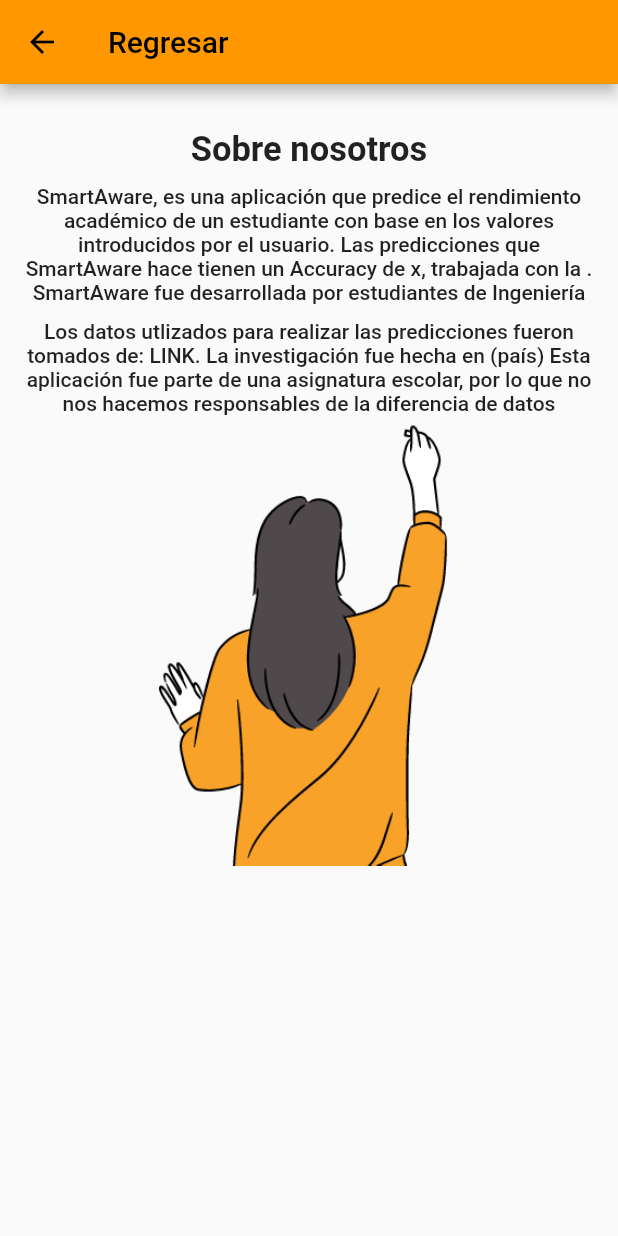
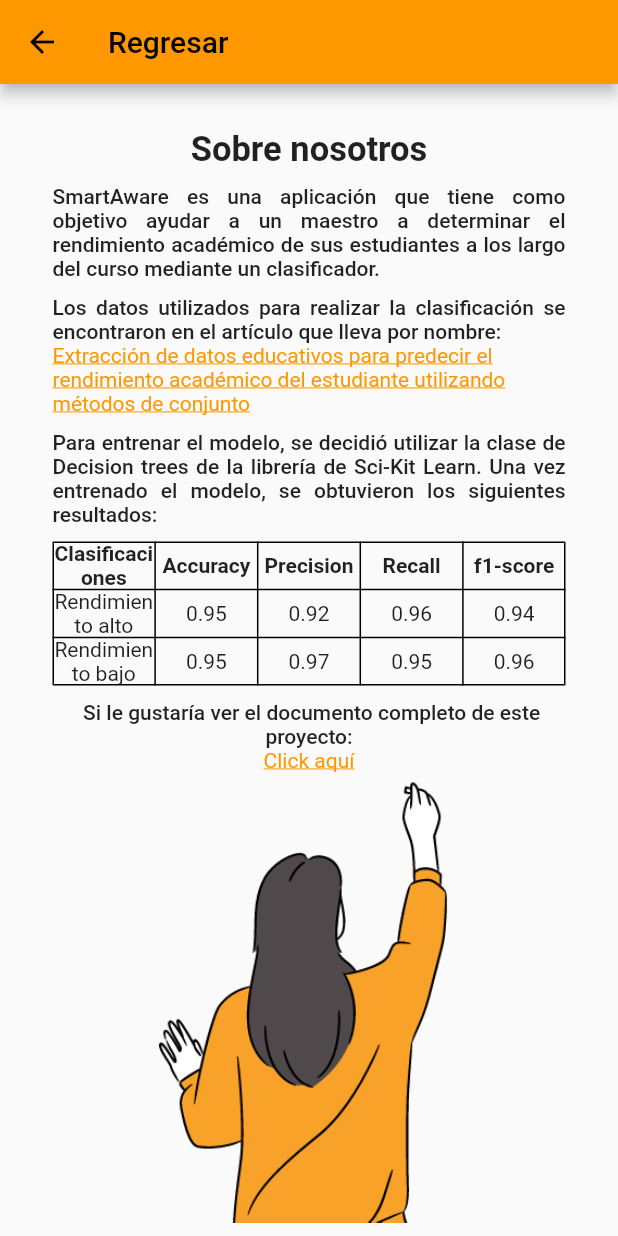
Before and after one commit to NoneOfYourBusinessBai/SmartAware, a Flutter app: the About screen opened by its route, on a phone screen of 412 x 824 dp. Run offline on Flutter 3.47's test engine with Material 2 defaults, Android fonts, the phone set to English and light mode, and no system bars; our stand-ins replace select_form_field.

Commit message:
build: "About Us con link y tabla"

```diff
--- a/smart_aware/lib/main.dart
+++ b/smart_aware/lib/main.dart
@@ -13,6 +13,7 @@
   @override
   Widget build(BuildContext context) {
     return MaterialApp(
+      debugShowCheckedModeBanner: false,
       title: 'SmartAware',
       theme: ThemeData(
         primarySwatch: Colors.orange,
--- a/smart_aware/lib/navigation/about.dart
+++ b/smart_aware/lib/navigation/about.dart
@@ -1,5 +1,5 @@
 import 'package:flutter/material.dart';
-import 'package:select_form_field/select_form_field.dart';
+import 'package:url_launcher/url_launcher.dart';
 
 class About extends StatelessWidget {
   @override
@@ -9,7 +9,7 @@
         title: const Text('Regresar'),
       ),
       body: SingleChildScrollView(
-        padding: const EdgeInsets.symmetric(vertical: 30, horizontal: 15),
+        padding: const EdgeInsets.symmetric(vertical: 30, horizontal: 35),
         child: Column(
             mainAxisAlignment: MainAxisAlignment.spaceBetween,
             children: [
@@ -17,15 +17,98 @@
                   style: TextStyle(fontWeight: FontWeight.bold, fontSize: 23)),
               SizedBox(height: 10),
               Text(
-                  'SmartAware, es una aplicación que predice el rendimiento académico de un estudiante con base en los valores introducidos por el usuario. Las predicciones que SmartAware hace tienen un Accuracy de x, trabajada con la . SmartAware fue desarrollada por estudiantes de Ingeniería',
+                  'SmartAware es una aplicación que tiene como objetivo ayudar a un maestro a determinar el rendimiento académico de sus estudiantes a los largo del curso mediante un clasificador.',
+                  style: Theme.of(context).textTheme.bodyText1,
+                  textAlign: TextAlign.justify),
+              SizedBox(height: 10),
+              Text(
+                  'Los datos utilizados para realizar la clasificación se encontraron en el artículo que lleva por nombre:  ',
+                  style: Theme.of(context).textTheme.bodyText1,
+                  textAlign: TextAlign.justify),
+              InkWell(
+                  child: const Text(
+                      'Extracción de datos educativos para predecir el rendimiento académico del estudiante utilizando métodos de conjunto',
+                      style: TextStyle(
+                          decoration: TextDecoration.underline,
+                          color: Colors.orange)),
+                  onTap: () => launch(
+                      'http://article.nadiapub.com/IJDTA/vol9_no8/13.pdf')),
+              SizedBox(height: 10),
+              Text(
+                  'Para entrenar el modelo, se decidió utilizar la clase de Decision trees de la librería de Sci-Kit Learn. Una vez entrenado el modelo, se obtuvieron los siguientes resultados:',
+                  style: Theme.of(context).textTheme.bodyText1,
+                  textAlign: TextAlign.justify),
+              SizedBox(height: 10),
+              Table(
+                border: TableBorder.all(),
+                defaultVerticalAlignment: TableCellVerticalAlignment.middle,
+                //textDirection: TextDirection.rtl,
+                // defaultVerticalAlignment: TableCellVerticalAlignment.bottom,
+                // border:TableBorder.all(width: 2.0,color: Colors.red),
+                children: const [
+                  TableRow(children: [
+                    Text(
+                      "Clasificaciones",
+                      style: TextStyle(fontWeight: FontWeight.bold),
+                      textAlign: TextAlign.center,
+                      textScaleFactor: 1.0,
+                    ),
+                    Text("Accuracy",
+                        style: TextStyle(fontWeight: FontWeight.bold),
+                        textAlign: TextAlign.center,
+                        textScaleFactor: 1.0),
+                    Text("Precision",
+                        style: TextStyle(fontWeight: FontWeight.bold),
+                        textAlign: TextAlign.center,
+                        textScaleFactor: 1.0),
+                    Text("Recall",
+                        style: TextStyle(fontWeight: FontWeight.bold),
+                        textAlign: TextAlign.center,
+                        textScaleFactor: 1.0),
+                    Text("f1-score",
+                        style: TextStyle(fontWeight: FontWeight.bold),
+                        textAlign: TextAlign.center,
+                        textScaleFactor: 1.0),
+                  ]),
+                  TableRow(children: [
+                    Text("Rendimiento alto",
+                        textAlign: TextAlign.center, textScaleFactor: 1.0),
+                    Text("0.95",
+                        textAlign: TextAlign.center, textScaleFactor: 1.0),
+                    Text("0.92",
+                        textAlign: TextAlign.center, textScaleFactor: 1.0),
+                    Text("0.96",
+                        textAlign: TextAlign.center, textScaleFactor: 1.0),
+                    Text("0.94",
+                        textAlign: TextAlign.center, textScaleFactor: 1.0),
+                  ]),
+                  TableRow(children: [
+                    Text("Rendimiento bajo",
+                        textAlign: TextAlign.center, textScaleFactor: 1.0),
+                    Text("0.95",
+                        textAlign: TextAlign.center, textScaleFactor: 1.0),
+                    Text("0.97",
+                        textAlign: TextAlign.center, textScaleFactor: 1.0),
+                    Text("0.95",
+                        textAlign: TextAlign.center, textScaleFactor: 1.0),
+                    Text("0.96",
+                        textAlign: TextAlign.center, textScaleFactor: 1.0),
+                  ]),
+                ],
+              ),
+              SizedBox(height: 10),
+              Text(
+                  ' Si le gustaría ver el documento completo de este proyecto: ',
                   style: Theme.of(context).textTheme.bodyText1,
                   textAlign: TextAlign.center),
-              SizedBox(height: 10),
-              Text(
-                  'Los datos utlizados para realizar las predicciones fueron tomados de: LINK. La investigación fue hecha en (país) Esta aplicación fue parte de una asignatura escolar, por lo que no nos hacemos responsables de la diferencia de datos',
-                  style: Theme.of(context).textTheme.bodyText1,
-                  textAlign: TextAlign.center),
-              Image.asset('assets/student2.png', height: 300)
+              InkWell(
+                  child: const Text('Click aquí',
+                      style: TextStyle(
+                          decoration: TextDecoration.underline,
+                          color: Colors.orange)),
+                  onTap: () => launch(
+                      'https://docs.google.com/document/d/1NN-Nmb1F4GlOSDTqPOhjASbp3BwErJivTOiNbp2g0fk/edit?usp=sharing')),
+              Image.asset('assets/student2.png', height: 300),
             ]),
       ),
     );
--- a/smart_aware/lib/navigation/analysis.dart
+++ b/smart_aware/lib/navigation/analysis.dart
@@ -144,7 +144,7 @@
 
   Future<String>? _futurePrediction;
 
-  final Prediction p = Prediction(
+  /*final Prediction p = Prediction(
       gender: 1,
       gradeID: 4,
       semester: 1,
@@ -154,9 +154,8 @@
       discussion: 30,
       parentParticipating: 0,
       absenceDays: 1,
-      predict: "0");
+      predict: "0");*/
 
-/*
   final Prediction p = Prediction(
       gender: 2,
       gradeID: 8,
@@ -168,7 +167,7 @@
       parentParticipating: 0,
       absenceDays: 1,
       predict: "1");
-*/
+
   @override
   Widget build(BuildContext context) {
     return Scaffold(
@@ -277,14 +276,14 @@
           controller: visitedResourcesController,
           keyboardType: TextInputType.phone,
           decoration: const InputDecoration(
-            prefixIcon: Icon(Icons.add_a_photo),
+            prefixIcon: Icon(Icons.book),
             /*border: OutlineInputBorder(),*/
             labelText: 'No. de recursos visitados',
           ),
         ),
         const SizedBox(height: 15),
         Text(
-          'Número de anuncios vistos por el alumno',
+          'Notificaciones del maestro vistos por el alumno',
           style: Theme.of(context).textTheme.caption,
         ),
         TextField(
@@ -293,7 +292,7 @@
           decoration: const InputDecoration(
             prefixIcon: Icon(Icons.add_alert),
             /*border: OutlineInputBorder(),*/
-            labelText: 'No. de anuncios vistos',
+            labelText: 'No. de notificaciones vistos',
           ),
         ),
         const SizedBox(height: 15),
@@ -313,7 +312,7 @@
         const SizedBox(height: 10),
         ElevatedButton(
           onPressed: () {
-            /*p.gradeID = int.parse(gradeIdController.text);
+            p.gradeID = int.parse(gradeIdController.text);
             p.raisedHands = int.parse(raisedHandsController.text);
             p.visitedResources = int.parse(visitedResourcesController.text);
             p.announcementsView = int.parse(announcementsViewController.text);
@@ -322,7 +321,7 @@
             p.parentParticipating =
                 int.parse(parentParticipatingController.text);
             p.semester = int.parse(semesterController.text);
-            p.gender = int.parse(genderController.text);*/
+            p.gender = int.parse(genderController.text);
 
             setState(() {
               // _futurePrediction =
--- a/smart_aware/pubspec.yaml
+++ b/smart_aware/pubspec.yaml
@@ -38,6 +38,7 @@
   # Use with the CupertinoIcons class for iOS style icons.
   cupertino_icons: ^1.0.2
   logging: ^1.0.2
+  url_launcher: ^6.0.12
 
 dev_dependencies:
   flutter_test:
```
Also changed, not shown: smart_aware/pubspec.lock.
